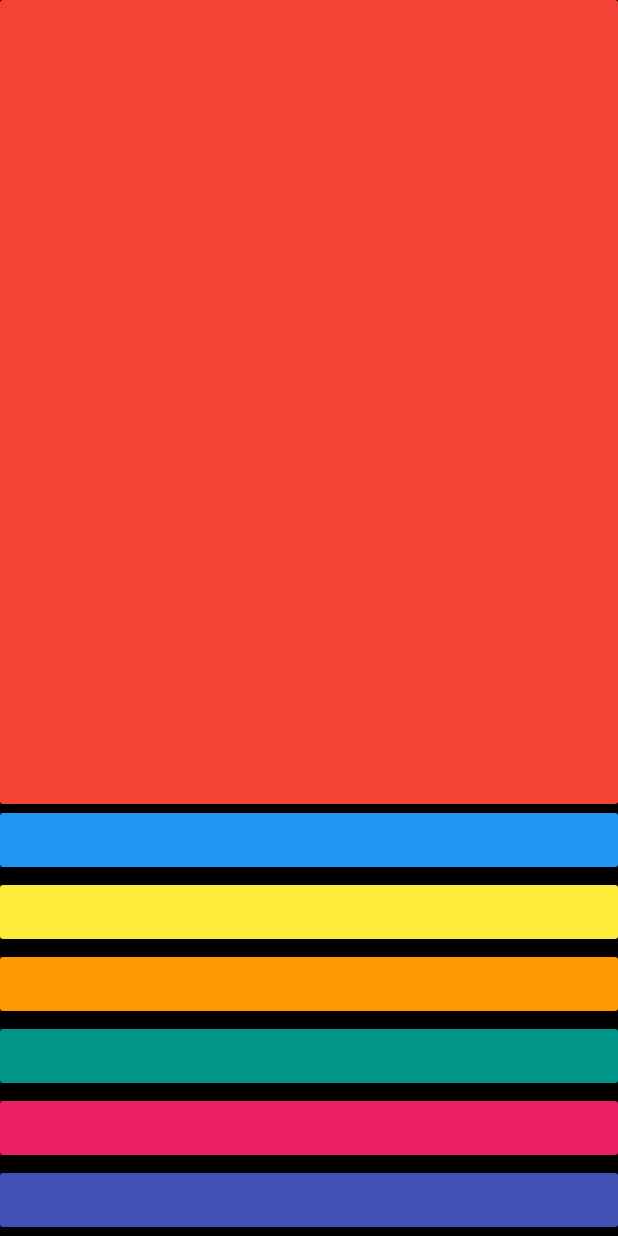
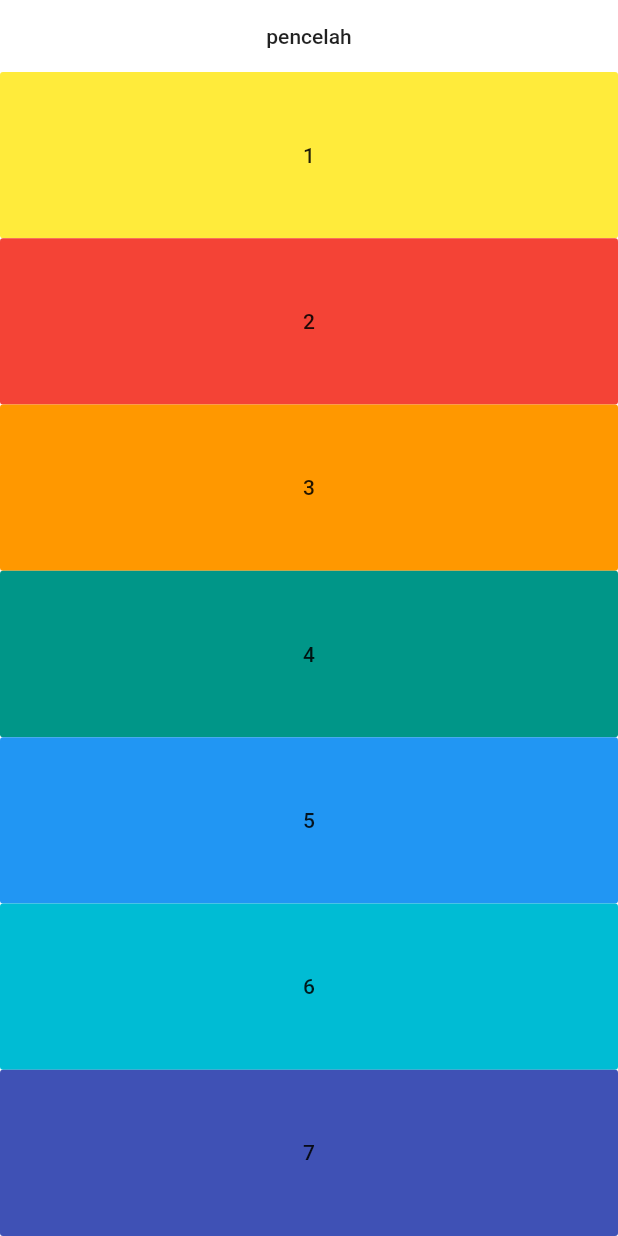
Before and after one commit to svmihar/flutter-stuff, a Flutter app: the screen it shows after launch, on a phone screen of 412 x 824 dp. Run offline on Flutter 3.47's test engine with Material 2 defaults, Android fonts, the phone set to English and light mode, and no system bars; our stand-ins replace audioplayers.

Commit message:
:recycle: refactor the key notes

```diff
--- a/xylophone-flutter/lib/main.dart
+++ b/xylophone-flutter/lib/main.dart
@@ -2,87 +2,48 @@ import 'package:flutter/material.dart';
 import 'package:audioplayers/audio_cache.dart';
 
 void main() => runApp(XylophoneApp());
+
+FlatButton pencet() {
+  return FlatButton(
+    onPressed: () {
+      print('jah');
+    },
+    child: Text('pencelah'),
+  );
+}
+
+Expanded keyNotes({Color color=Colors.yellow, int angkaWav}) {
+  final player = AudioCache();
+  return Expanded(
+    child: FlatButton(
+
+      color: color,
+      onPressed: () {
+        player.play('note$angkaWav.wav');
+      },
+      child: Text('$angkaWav'),
+    ),
+  );
+}
 
 class XylophoneApp extends StatelessWidget {
   @override
   Widget build(BuildContext context) {
     return MaterialApp(
       home: Scaffold(
-        backgroundColor: Colors.black,
+        backgroundColor: Colors.white,
         body: SafeArea(
           child: Column(
             crossAxisAlignment: CrossAxisAlignment.stretch,
             children: <Widget>[
-              Expanded(
-                child: FlatButton(
-                    color: Colors.red,
-                    onPressed: () {
-                      final player = AudioCache();
-                      player.play(
-                          'note1.wav'); // secara default bakal nyari di assets/
-                    },
-                    child: Text('')),
-              ),
-              Container(
-                child: FlatButton(
-                    color: Colors.blue,
-                    onPressed: () {
-                      final player = AudioCache();
-                      player.play(
-                          'note2.wav'); // secara default bakal nyari di assets/
-                    },
-                    child: Text('')),
-              ),
-              Container(
-                child: FlatButton(
-                    color: Colors.yellow,
-                    onPressed: () {
-                      final player = AudioCache();
-                      player.play(
-                          'note3.wav'); // secara default bakal nyari di assets/
-                    },
-                    child: Text('')),
-              ),
-              Container(
-                child: FlatButton(
-                    color: Colors.orange,
-                    onPressed: () {
-                      final player = AudioCache();
-                      player.play(
-                          'note4.wav'); // secara default bakal nyari di assets/
-                    },
-                    child: Text('')),
-              ),
-              Container(
-                child: FlatButton(
-                    color: Colors.teal,
-                    onPressed: () {
-                      final player = AudioCache();
-                      player.play(
-                          'note5.wav'); // secara default bakal nyari di assets/
-                    },
-                    child: Text('')),
-              ),
-              Container(
-                child: FlatButton(
-                    color: Colors.pink,
-                    onPressed: () {
-                      final player = AudioCache();
-                      player.play(
-                          'note6.wav'); // secara default bakal nyari di assets/
-                    },
-                    child: Text('')),
-              ),
-              Container(
-                child: FlatButton(
-                    color: Colors.indigo,
-                    onPressed: () {
-                      final player = AudioCache();
-                      player.play(
-                          'note7.wav'); // secara default bakal nyari di assets/
-                    },
-                    child: Text('')),
-              ),
+              pencet(),
+              keyNotes(angkaWav: 1),
+              keyNotes(color: Colors.red, angkaWav: 2),
+              keyNotes(color: Colors.orange, angkaWav: 3),
+              keyNotes(color: Colors.teal, angkaWav: 4),
+              keyNotes(color: Colors.blue, angkaWav: 5),
+              keyNotes(color: Colors.cyan, angkaWav: 6),
+              keyNotes(color: Colors.indigo, angkaWav: 7),
             ],
           ),
         ),
```
